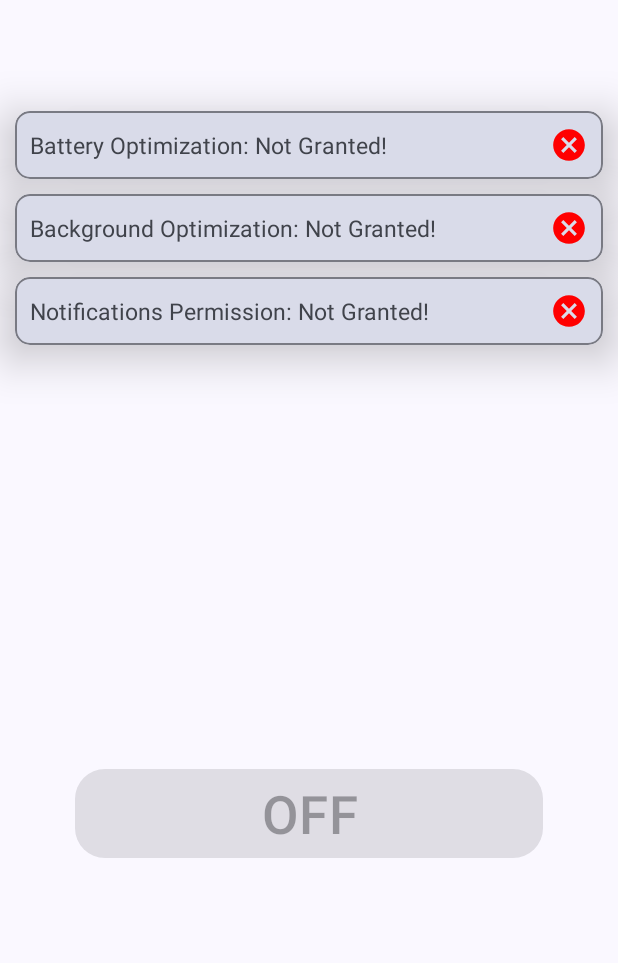
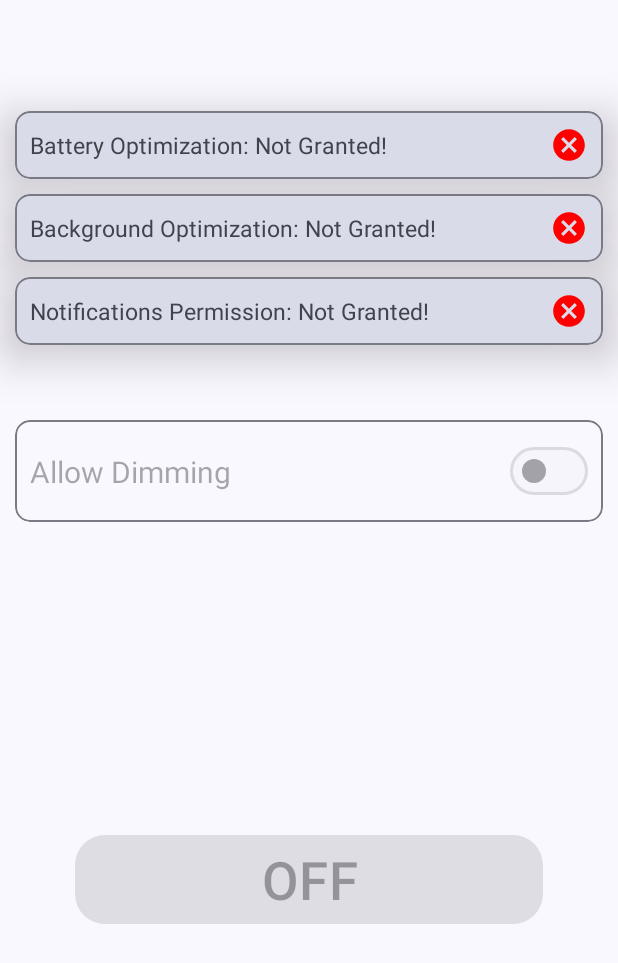
Before and after one commit to abdalmoniem/Caffeinate, an Android app: the layout activity_main.xml on its own in the app's theme, with its tools: preview values and no code run, on a phone screen of 412 x 824 dp. Shown: the top 963 px of the screen. Run offline under Robolectric (Android 15) with nearby library versions, the phone set to English and light mode, and no system bars.

Commit message:
add option to allow screen dimming while the wakeLock is held
the screen will only dim but not turn off completely

Change-Id: Idccf58b88ac4015312643c61a6e326d5fa0c1323
Signed-off-by: AbdAlMoniem AlHifnawy <hifnawy_moniem@hotmail.com>

```diff
--- a/app/src/main/res/layout/activity_main.xml
+++ b/app/src/main/res/layout/activity_main.xml
@@ -148,12 +148,65 @@
         </androidx.constraintlayout.widget.ConstraintLayout>
     </com.google.android.material.card.MaterialCardView>
 
+    <com.google.android.material.card.MaterialCardView
+        android:id="@+id/allowDimmingCard"
+        android:layout_width="match_parent"
+        android:layout_height="wrap_content"
+        android:layout_marginStart="10dp"
+        android:layout_marginTop="50dp"
+        android:layout_marginEnd="10dp"
+        android:clickable="true"
+        android:enabled="false"
+        android:focusable="true"
+        app:cardCornerRadius="10dp"
+        app:layout_constraintEnd_toEndOf="parent"
+        app:layout_constraintStart_toStartOf="parent"
+        app:layout_constraintTop_toBottomOf="@+id/notificationPermissionCard">
+
+        <androidx.constraintlayout.widget.ConstraintLayout
+            android:layout_width="match_parent"
+            android:layout_height="match_parent"
+            android:padding="10dp">
+
+            <TextView
+                android:id="@+id/allowDimmingTextView"
+                android:layout_width="0dp"
+                android:layout_height="wrap_content"
+                android:text="Allow Dimming"
+                android:enabled="false"
+                android:textSize="20sp"
+                app:layout_constraintBottom_toTopOf="@+id/allowDimmingSubTextTextView"
+                app:layout_constraintStart_toStartOf="parent"
+                app:layout_constraintTop_toTopOf="parent" />
+
+            <TextView
+                android:id="@+id/allowDimmingSubTextTextView"
+                android:layout_width="0dp"
+                android:layout_height="wrap_content"
+                android:text="Allow screen to dim when caffeine is on."
+                android:textSize="15sp"
+                android:visibility="gone"
+                app:layout_constraintBottom_toBottomOf="parent"
+                app:layout_constraintStart_toStartOf="parent"
+                app:layout_constraintTop_toBottomOf="@+id/allowDimmingTextView" />
+
+            <com.google.android.material.materialswitch.MaterialSwitch
+                android:id="@+id/allowDimmingSwitch"
+                android:layout_width="wrap_content"
+                android:layout_height="wrap_content"
+                android:checked="false"
+                android:enabled="false"
+                app:layout_constraintBottom_toBottomOf="parent"
+                app:layout_constraintEnd_toEndOf="parent"
+                app:layout_constraintTop_toTopOf="parent" />
+        </androidx.constraintlayout.widget.ConstraintLayout>
+    </com.google.android.material.card.MaterialCardView>
+
     <com.google.android.material.button.MaterialButton
         android:id="@+id/caffeineButton"
         android:layout_width="match_parent"
         android:layout_height="wrap_content"
         android:layout_marginStart="50dp"
-        android:layout_marginTop="30dp"
         android:layout_marginEnd="50dp"
         android:enabled="false"
         android:text="OFF"
@@ -162,6 +215,6 @@
         app:layout_constraintBottom_toBottomOf="parent"
         app:layout_constraintEnd_toEndOf="parent"
         app:layout_constraintStart_toStartOf="parent"
-        app:layout_constraintTop_toBottomOf="@+id/notificationPermissionCard" />
+        app:layout_constraintTop_toBottomOf="@+id/allowDimmingCard" />
 
 </androidx.constraintlayout.widget.ConstraintLayout>
--- a/gradle/libs.versions.toml
+++ b/gradle/libs.versions.toml
@@ -5,7 +5,7 @@ coreKtx = "1.13.1"
 junit = "4.13.2"
 junitVersion = "1.1.5"
 espressoCore = "3.5.1"
-appcompat = "1.6.1"
+appcompat = "1.7.0"
 material = "1.12.0"
 activity = "1.9.0"
 constraintlayout = "2.1.4"
```
Also changed, not shown: app/src/main/java/com/hifnawy/caffeinate/CaffeinateApplication.kt (+7 -3 lines), app/src/main/java/com/hifnawy/caffeinate/services/KeepAwakeService.kt (+128 -58 lines), app/src/main/java/com/hifnawy/caffeinate/services/QuickTileService.kt (+33 -39 lines), app/src/main/java/com/hifnawy/caffeinate/ui/MainActivity.kt (+89 -55 lines), app/src/main/java/com/hifnawy/caffeinate/utils/NotificationUtils.kt (added, +31 -0 lines), app/src/main/java/com/hifnawy/caffeinate/utils/SharedPrefsManager.kt (added, +39 -0 lines), app/src/main/java/com/hifnawy/caffeinate/utils/WakeLockExtensionFunctions.kt (added, +21 -0 lines).
